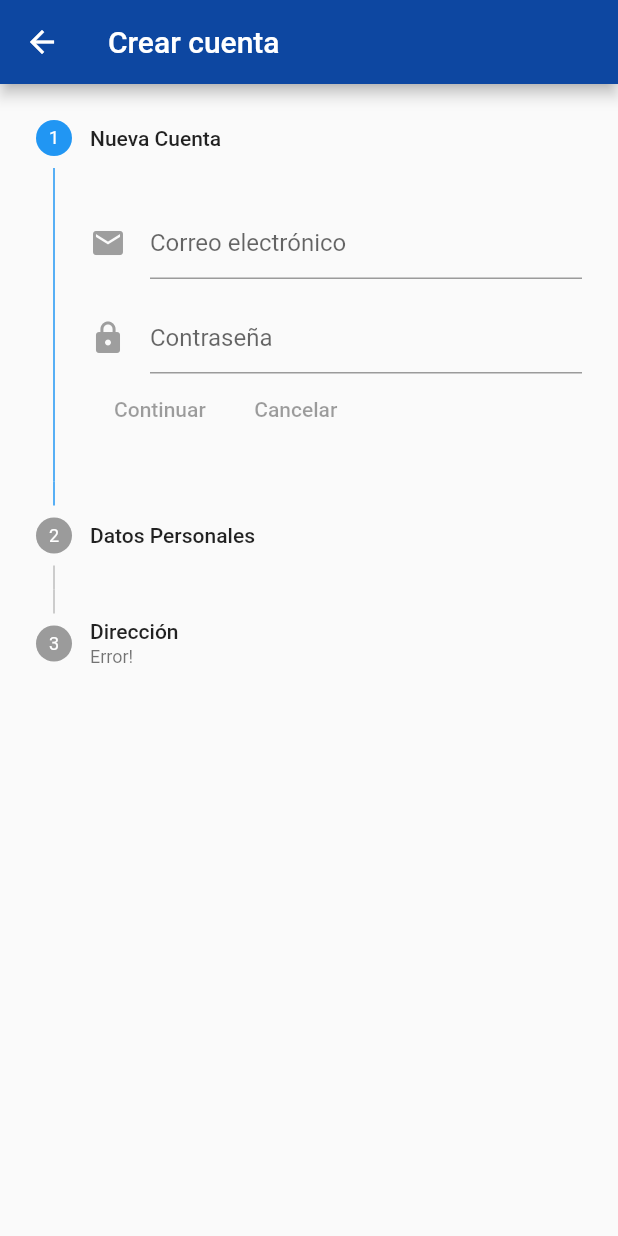
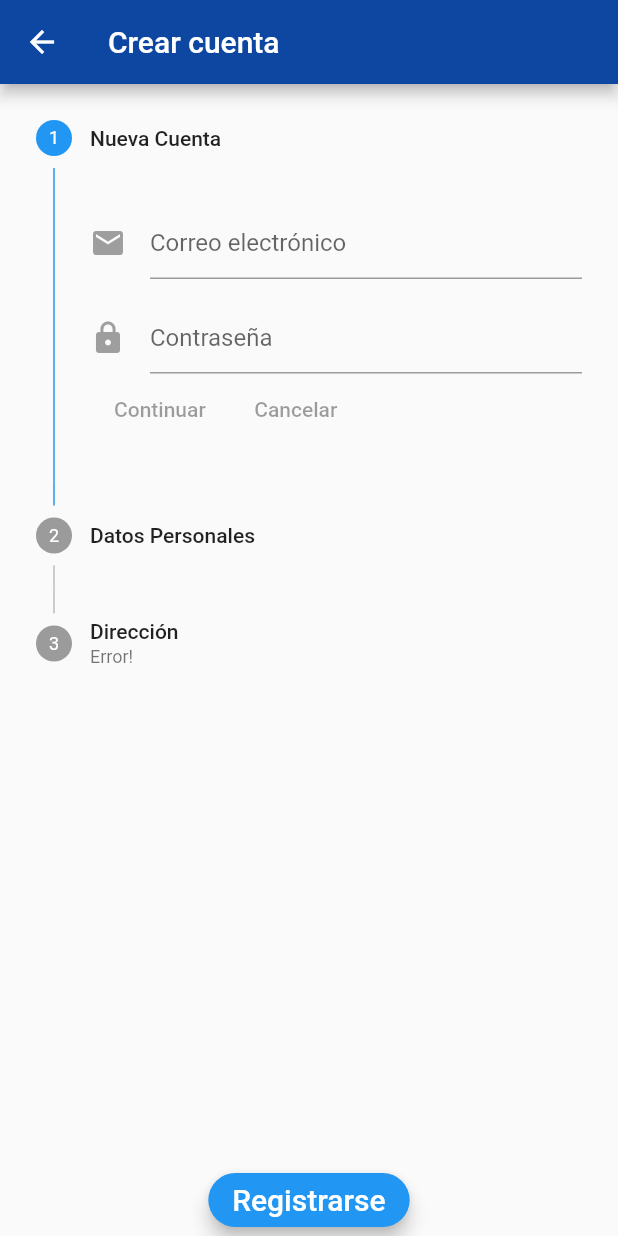
Before and after one commit to begandroide/sars-help, a Flutter app: the SingUpPage screen opened directly, on a phone screen of 412 x 824 dp. Run offline on Flutter 3.47's test engine with Material 2 defaults, Android fonts, the phone set to English and light mode, and no system bars; our stand-ins replace cloud_firestore, firebase_auth, google_maps_flutter; missing offline and left inert: age, geolocation, location_permissions; accounts and stored records are empty.

Commit message:
Mejoras varias signup ¡A guardar!

```diff
--- a/sarshelp/lib/screens/auth/login_page.dart
+++ b/sarshelp/lib/screens/auth/login_page.dart
@@ -49,6 +49,7 @@ class _LoginPageState extends State<LoginPage> {
 
         if (userId.length > 0 && userId != null) {
           // mostrar pantalla de registro de datos de usuario y luego mostrar onSignedId
+          Navigator.pushReplacementNamed(context, '/Home' );
         }
 
       } catch (e) {
@@ -78,6 +79,7 @@ class _LoginPageState extends State<LoginPage> {
     _isIos = Theme.of(context).platform == TargetPlatform.iOS;
     return new Scaffold(
         appBar: new AppBar(
+          automaticallyImplyLeading: false, // Used for removing back buttoon.
           title: new Center(child:Text('Sars Help')),
         ),
         body: Stack(
--- a/sarshelp/lib/screens/auth/signup_page.dart
+++ b/sarshelp/lib/screens/auth/signup_page.dart
@@ -35,20 +35,21 @@ class _SignUpPageState extends State<SingUpPage> {
 
   bool _isLoading;
   List<Step> steps = [];
-  DateTime selectedDate = DateTime.now();
+  DateTime selectedDate;
 
   Future<Null> _selectDate() async {
     final DateTime picked = await showDatePicker(
+        locale: Locale('es', 'CL'),
         context: context,
-        initialDate: selectedDate,
+        initialDate: DateTime.now(),
         firstDate: DateTime(1940, 1),
         lastDate: DateTime(2030),
-        cancelText: "CANCELAR",
-
+        helpText: "Ingresa tu fecha de nacimiento"
       );
     if (picked != null && picked != selectedDate)
       setState(() {
         selectedDate = picked;
+        userFormInputs.birthdate = selectedDate;
       });
   }
   @override
@@ -81,7 +82,8 @@ class _SignUpPageState extends State<SingUpPage> {
                 );
               }
             ),
-          )
+          ),
+          _showPrimaryButton()
         ]));
   }
 
@@ -100,7 +102,30 @@ class _SignUpPageState extends State<SingUpPage> {
   goTo(int step) {
     setState(() => currentStep = step);
   }
-
+Widget _getDatePickerEnabled() {
+    return InkWell(
+      onTap: () {
+        _selectDate();
+      },
+      child: InputDecorator(
+        decoration: InputDecoration(labelText: 'Fecha nacimiento'),
+        child: Row(
+          mainAxisAlignment: MainAxisAlignment.spaceBetween,
+          mainAxisSize: MainAxisSize.max,
+          children: <Widget>[
+            Text(
+              selectedDate == null ? '' :
+              "${selectedDate.toLocal()}".split(' ')[0],
+            ),
+            Icon(Icons.arrow_drop_down,
+                color: Theme.of(context).brightness == Brightness.light
+                    ? Colors.grey.shade700
+                    : Colors.white70),
+          ],
+        ),
+      ),
+    );
+  }
 
   Widget _showPasswordInput() {
     return Padding(
@@ -161,18 +186,26 @@ class _SignUpPageState extends State<SingUpPage> {
       content: Column(
         children: <Widget>[
           TextFormField(
-            decoration: InputDecoration(labelText: 'Nombres'),
+            maxLines: 1,
+            keyboardType: TextInputType.text,
+            autofocus: false,
+            decoration: new InputDecoration(
+                hintText: 'Nombres',
+                ),
+            validator: (value) => value.isEmpty ? 'El nombre es requerido' : null,
+            onSaved: (value) => userFormInputs.names= value,
           ),
           TextFormField(
-            decoration: InputDecoration(labelText: 'Apellidos'),
+            maxLines: 1,
+            keyboardType: TextInputType.text,
+            autofocus: false,
+            decoration: new InputDecoration(
+                hintText: 'Apellidos',
+                ),
+            validator: (value) => value.isEmpty ? 'El apellido es requerido' : null,
+            onSaved: (value) => userFormInputs.surnames = value,
           ),
-          TextFormField(
-            onTap: () => {
-              _selectDate()
-            },
-            initialValue: "${selectedDate.toLocal()}".split(' ')[0],
-            decoration: InputDecoration(labelText: 'Fecha nacimiento'),
-          ),
+          _getDatePickerEnabled()
         ],
       ),
     ),
@@ -182,12 +215,28 @@ class _SignUpPageState extends State<SingUpPage> {
       subtitle: const Text("Error!"),
       content: Column(
         children: <Widget>[
-          CircleAvatar(
-            backgroundColor: Colors.red,
-          )
+          // ,SearchMapPlaceWidget(
+          //   apiKey: 'AIzaSyBuLY0izEUkQgdYz02as6hUWBr1H2TjClY'
+          // )
         ],
       ),
     ),
   ];
   }
+    Widget _showPrimaryButton() {
+    return new SizedBox(
+          // height: 40.0,
+          child: new RaisedButton(
+            elevation: 5.0,
+            shape: new RoundedRectangleBorder(borderRadius: new BorderRadius.circular(30.0)),
+            color: Colors.blue,
+            child: new Text('Registrarse',
+                    style: new TextStyle(fontSize: 20.0, color: Colors.white) ),
+            onPressed: _validateAndSubmit,
+          ),
+        );
+  }
+  _validateAndSubmit(){
+
+  }
 }
```
